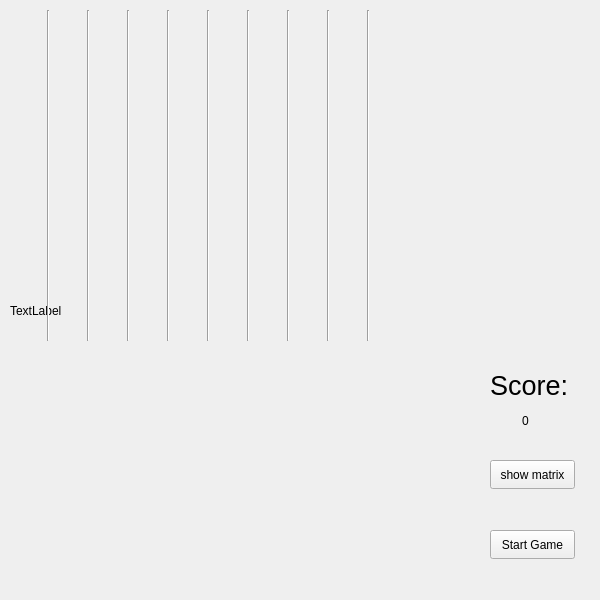
Above: widget.ui from Morales1235/Tetris before the change. Below: the same form after it.
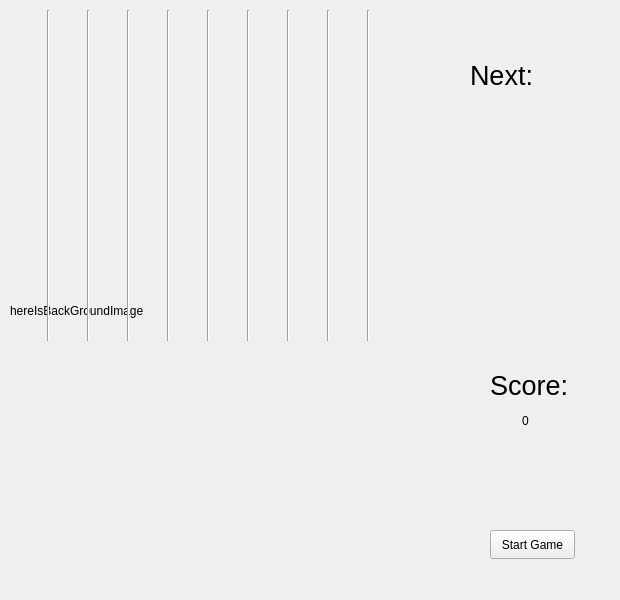
That is the form after the change.

```diff
--- a/widget.ui
+++ b/widget.ui
@@ -6,7 +6,7 @@
    <rect>
     <x>0</x>
     <y>0</y>
-    <width>600</width>
+    <width>620</width>
     <height>600</height>
    </rect>
   </property>
@@ -23,7 +23,7 @@
     </rect>
    </property>
    <property name="text">
-    <string>TextLabel</string>
+    <string>hereIsBackGroundImage</string>
    </property>
   </widget>
   <widget class="Line" name="line">
@@ -190,17 +190,22 @@
     <set>Qt::AlignCenter</set>
    </property>
   </widget>
-  <widget class="QPushButton" name="matrixButton">
+  <widget class="QLabel" name="nextTextLabel">
    <property name="geometry">
     <rect>
-     <x>490</x>
-     <y>460</y>
-     <width>85</width>
-     <height>29</height>
+     <x>470</x>
+     <y>60</y>
+     <width>81</width>
+     <height>31</height>
     </rect>
    </property>
+   <property name="font">
+    <font>
+     <pointsize>20</pointsize>
+    </font>
+   </property>
    <property name="text">
-    <string>show matrix</string>
+    <string>&lt;html&gt;&lt;head/&gt;&lt;body&gt;&lt;p&gt;Next:&lt;/p&gt;&lt;/body&gt;&lt;/html&gt;</string>
    </property>
   </widget>
  </widget>
```
